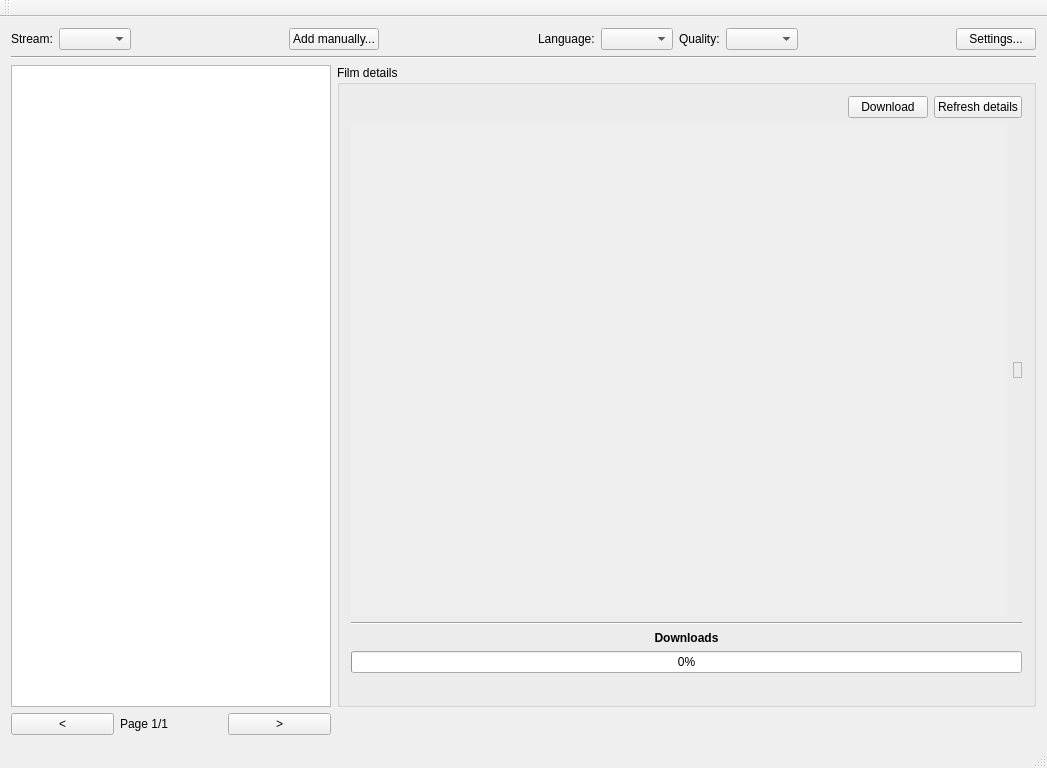
This is mainwindow.ui in Tofee/artefetcher as Qt 5 draws it before an edit. The edited form follows.
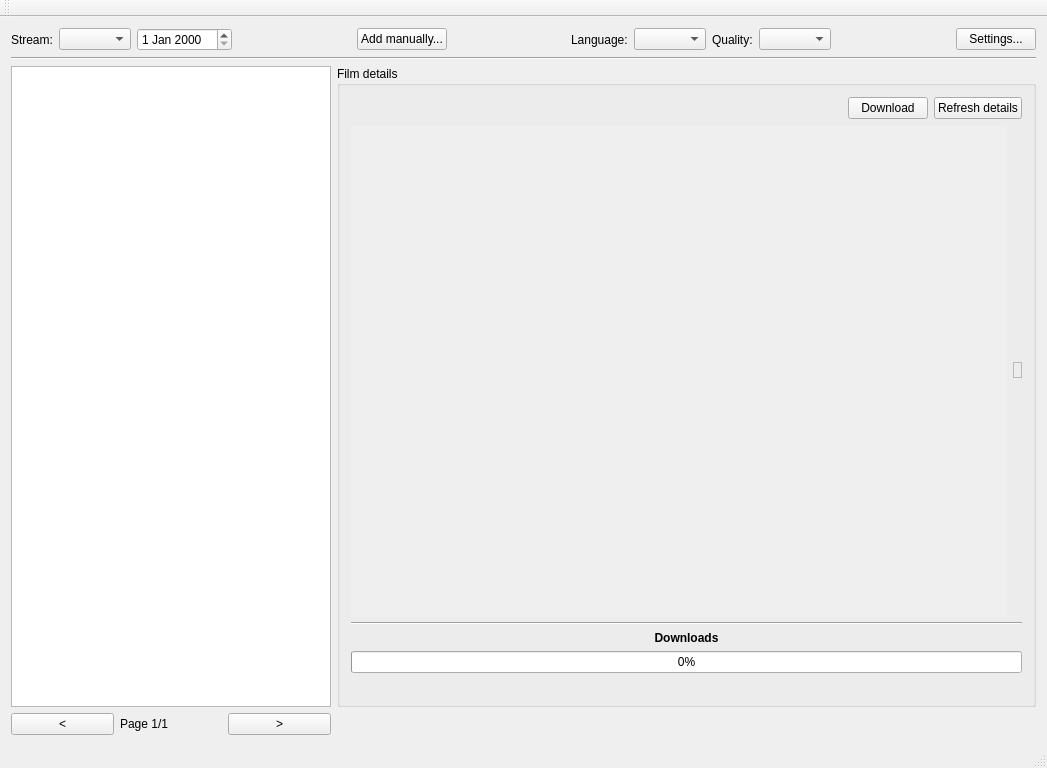
This is the edited form. Icons and pictures are not drawn.

Commit message: Release Version 0.1.2 List movie by date Add metadata Translation update

What changed in the file:
```diff
--- a/mainwindow.ui
+++ b/mainwindow.ui
@@ -37,6 +37,9 @@
       <item>
        <widget class="QComboBox" name="streamComboBox"/>
       </item>
+      <item>
+       <widget class="QDateEdit" name="dateEdit"/>
+      </item>
       <item>
        <spacer name="horizontalSpacer_4">
         <property name="orientation">
```
The commit also changes 9 other files.
